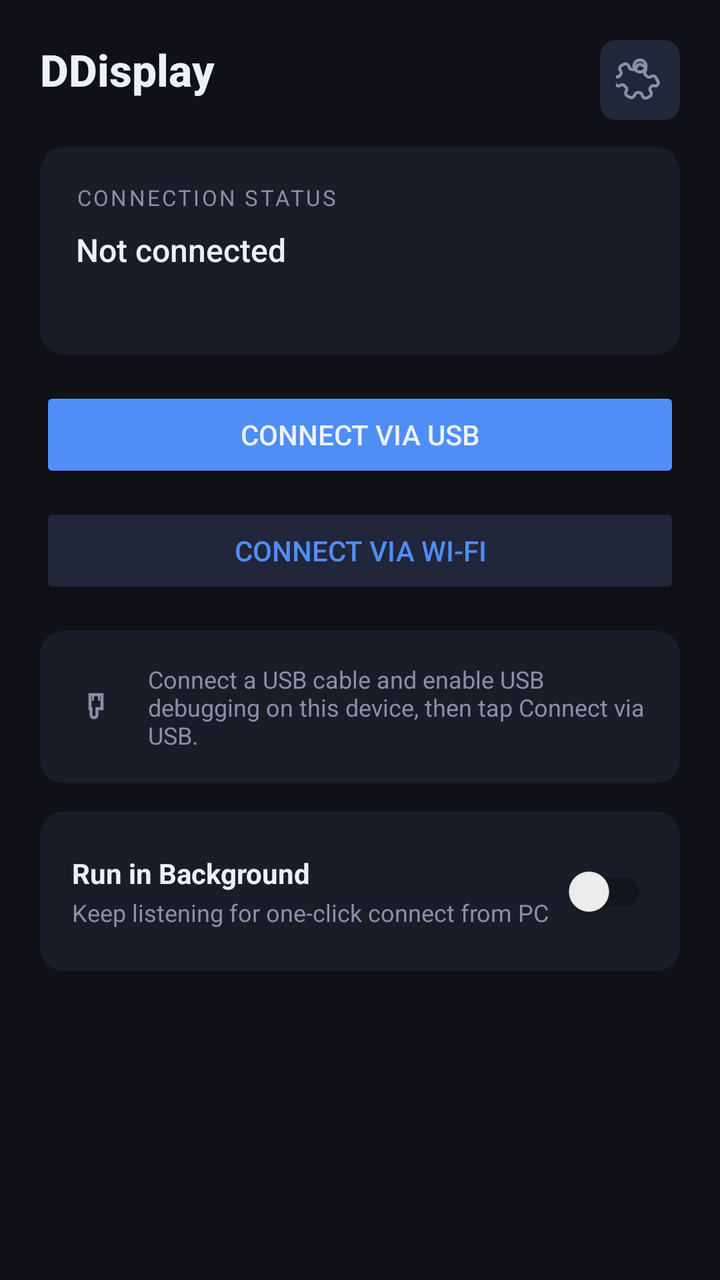
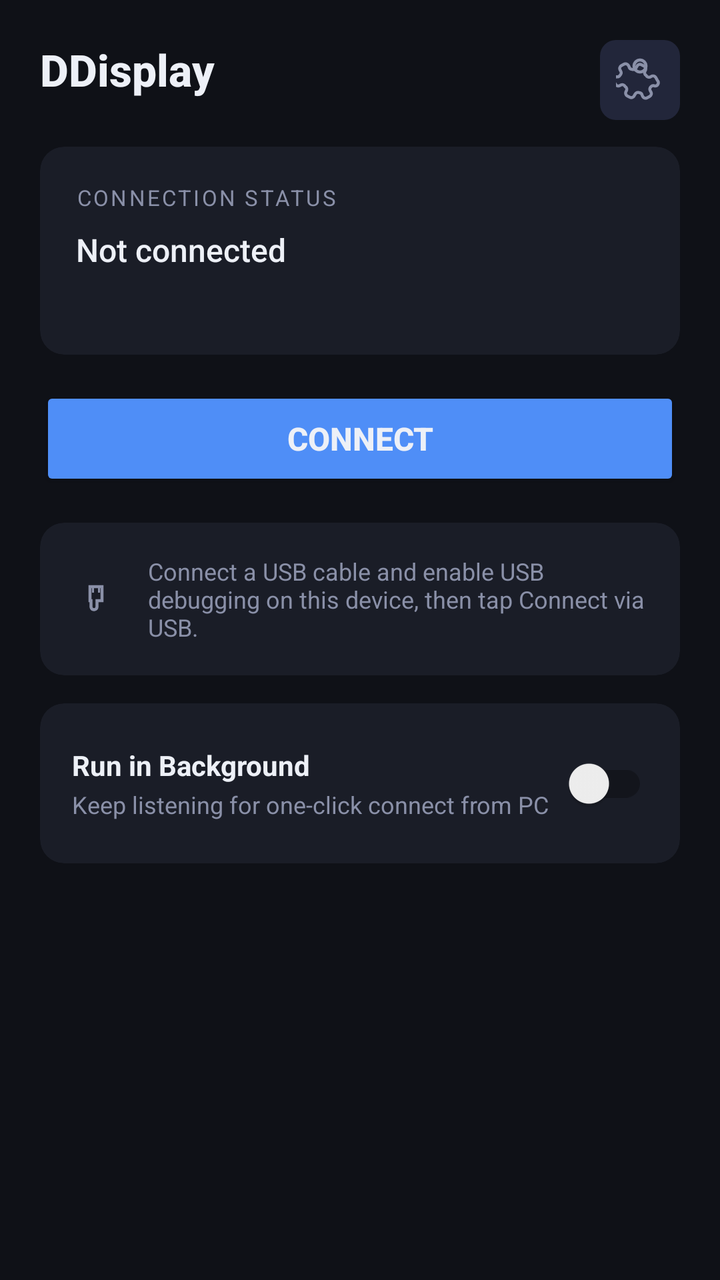

Before-and-after screenshots of an Android layout around one commit, followed by the original layout XML and the change that was made.
<!-- AndroidManifest.xml: application theme Theme.DDisplay -->
<!-- res/layout/activity_main.xml -->
<?xml version="1.0" encoding="utf-8"?>
<androidx.constraintlayout.widget.ConstraintLayout
    xmlns:android="http://schemas.android.com/apk/res/android"
    xmlns:app="http://schemas.android.com/apk/res-auto"
    android:layout_width="match_parent"
    android:layout_height="match_parent"
    android:background="@color/color_background"
    android:padding="20dp">

    
    <TextView
        android:id="@+id/tvAppName"
        android:layout_width="wrap_content"
        android:layout_height="wrap_content"
        android:text="@string/app_name"
        android:textColor="@color/color_text_primary"
        android:textSize="22sp"
        android:fontFamily="sans-serif-medium"
        android:textStyle="bold"
        app:layout_constraintStart_toStartOf="parent"
        app:layout_constraintTop_toTopOf="parent"/>

    
    <androidx.cardview.widget.CardView
        android:id="@+id/cardStatus"
        android:layout_width="0dp"
        android:layout_height="wrap_content"
        android:layout_marginTop="24dp"
        app:cardBackgroundColor="@color/color_surface"
        app:cardCornerRadius="12dp"
        app:cardElevation="0dp"
        app:layout_constraintStart_toStartOf="parent"
        app:layout_constraintEnd_toEndOf="parent"
        app:layout_constraintTop_toBottomOf="@id/tvAppName">

        <LinearLayout
            android:layout_width="match_parent"
            android:layout_height="wrap_content"
            android:orientation="vertical"
            android:padding="18dp">

            <TextView
                android:id="@+id/tvStatusLabel"
                android:layout_width="wrap_content"
                android:layout_height="wrap_content"
                android:text="@string/label_connection_status"
                android:textColor="@color/color_text_secondary"
                android:textSize="11sp"
                android:letterSpacing="0.1"
                android:textAllCaps="true"/>

            <LinearLayout
                android:layout_width="match_parent"
                android:layout_height="wrap_content"
                android:orientation="horizontal"
                android:gravity="center_vertical"
                android:layout_marginTop="8dp">

                <TextView
                    android:id="@+id/tvConnectionStatus"
                    android:layout_width="0dp"
                    android:layout_height="wrap_content"
                    android:layout_weight="1"
                    android:text="@string/label_not_connected"
                    android:textColor="@color/color_text_primary"
                    android:textSize="16sp"
                    android:fontFamily="sans-serif-medium"/>

                <TextView
                    android:id="@+id/tvTransportBadge"
                    android:layout_width="wrap_content"
                    android:layout_height="wrap_content"
                    android:text="@string/label_transport_none"
                    android:textColor="@color/color_text_primary"
                    android:textSize="11sp"
                    android:paddingHorizontal="10dp"
                    android:paddingVertical="4dp"
                    android:background="@drawable/bg_badge"
                    android:visibility="gone"/>

            </LinearLayout>

            <TextView
                android:id="@+id/tvStatusDetail"
                android:layout_width="match_parent"
                android:layout_height="wrap_content"
                android:layout_marginTop="6dp"
                android:textColor="@color/color_text_secondary"
                android:textSize="13sp"/>

        </LinearLayout>
    </androidx.cardview.widget.CardView>

    
    <LinearLayout
        android:id="@+id/layoutButtons"
        android:layout_width="0dp"
        android:layout_height="wrap_content"
        android:orientation="vertical"
        android:layout_marginTop="16dp"
        app:layout_constraintStart_toStartOf="parent"
        app:layout_constraintEnd_toEndOf="parent"
        app:layout_constraintTop_toBottomOf="@id/cardStatus">

        <Button
            android:id="@+id/btnConnectUsb"
            android:layout_width="match_parent"
            android:layout_height="wrap_content"
            android:text="@string/action_connect_usb"
            android:textColor="@color/color_text_primary"
            android:backgroundTint="@color/color_accent"
            app:cornerRadius="8dp"
            android:layout_marginBottom="10dp"/>

        <Button
            android:id="@+id/btnConnectWifi"
            android:layout_width="match_parent"
            android:layout_height="wrap_content"
            android:text="@string/action_connect_wifi"
            android:textColor="@color/color_accent"
            android:backgroundTint="@color/color_surface_raised"
            app:cornerRadius="8dp"/>

    </LinearLayout>

    
    <androidx.cardview.widget.CardView
        android:id="@+id/cardUsbHint"
        android:layout_width="0dp"
        android:layout_height="wrap_content"
        android:layout_marginTop="16dp"
        app:cardBackgroundColor="@color/color_surface"
        app:cardCornerRadius="12dp"
        app:cardElevation="0dp"
        app:layout_constraintStart_toStartOf="parent"
        app:layout_constraintEnd_toEndOf="parent"
        app:layout_constraintTop_toBottomOf="@id/layoutButtons">

        <LinearLayout
            android:layout_width="match_parent"
            android:layout_height="wrap_content"
            android:orientation="horizontal"
            android:padding="16dp"
            android:gravity="center_vertical">

            
            <ImageView
                android:layout_width="24dp"
                android:layout_height="24dp"
                android:src="@drawable/ic_usb"
                android:layout_marginEnd="14dp"
                app:tint="@color/color_text_secondary"/>

            <TextView
                android:layout_width="0dp"
                android:layout_height="wrap_content"
                android:layout_weight="1"
                android:text="@string/label_usb_hint"
                android:textColor="@color/color_text_secondary"
                android:textSize="12sp"/>

        </LinearLayout>
    </androidx.cardview.widget.CardView>

    
    <androidx.cardview.widget.CardView
        android:id="@+id/cardBackgroundMode"
        android:layout_width="0dp"
        android:layout_height="wrap_content"
        android:layout_marginTop="14dp"
        app:cardBackgroundColor="@color/color_surface"
        app:cardCornerRadius="12dp"
        app:cardElevation="0dp"
        app:layout_constraintStart_toStartOf="parent"
        app:layout_constraintEnd_toEndOf="parent"
        app:layout_constraintTop_toBottomOf="@id/cardUsbHint">

        <LinearLayout
            android:layout_width="match_parent"
            android:layout_height="wrap_content"
            android:orientation="horizontal"
            android:padding="16dp"
            android:gravity="center_vertical">

            <LinearLayout
                android:layout_width="0dp"
                android:layout_height="wrap_content"
                android:layout_weight="1"
                android:orientation="vertical">

                <TextView
                    android:layout_width="wrap_content"
                    android:layout_height="wrap_content"
                    android:text="Run in Background"
                    android:textColor="@color/color_text_primary"
                    android:textSize="14sp"
                    android:textStyle="bold"/>

                <TextView
                    android:layout_width="wrap_content"
                    android:layout_height="wrap_content"
                    android:text="Keep listening for one-click connect from PC"
                    android:textColor="@color/color_text_secondary"
                    android:textSize="12sp"
                    android:layout_marginTop="2dp"/>
            </LinearLayout>

            <androidx.appcompat.widget.SwitchCompat
                android:id="@+id/switchBackgroundMode"
                android:layout_width="wrap_content"
                android:layout_height="wrap_content"/>

        </LinearLayout>
    </androidx.cardview.widget.CardView>

    
    <ImageButton
        android:id="@+id/btnSettings"
        android:layout_width="40dp"
        android:layout_height="40dp"
        android:src="@drawable/ic_settings"
        android:contentDescription="@string/action_settings"
        android:background="@drawable/bg_icon_button"
        android:tint="@color/color_text_secondary"
        app:layout_constraintEnd_toEndOf="parent"
        app:layout_constraintTop_toTopOf="parent"/>

</androidx.constraintlayout.widget.ConstraintLayout>
<!-- resources referenced by this layout -->
<resources>
  <color name="color_accent">#4F8EF7</color>
  <color name="color_background">#0F1117</color>
  <color name="color_surface">#1A1D27</color>
  <color name="color_surface_raised">#22263A</color>
  <color name="color_text_primary">#EDF0F7</color>
  <color name="color_text_secondary">#8A90A8</color>
  <!-- drawable bg_badge (drawable) -->
  <?xml version="1.0" encoding="utf-8"?>
  <shape xmlns:android="http://schemas.android.com/apk/res/android"
      android:shape="rectangle">
      <solid android:color="@color/color_surface_raised"/>
      <corners android:radius="5dp"/>
  </shape>
  <!-- drawable bg_icon_button (drawable) -->
  <?xml version="1.0" encoding="utf-8"?>
  <shape xmlns:android="http://schemas.android.com/apk/res/android"
      android:shape="rectangle">
      <solid android:color="@color/color_surface_raised"/>
      <corners android:radius="8dp"/>
  </shape>
  <!-- drawable ic_usb (drawable) -->
  <vector xmlns:android="http://schemas.android.com/apk/res/android"
      android:width="24dp"
      android:height="24dp"
      android:viewportWidth="24"
      android:viewportHeight="24">
      
      <path
          android:pathData="M9,6 L15,6 L15,13 L12.5,13 L12.5,16 C12.5,17.5 11,17.5 11,17.5 C9.5,17.5 9.5,16 9.5,16 L9.5,13 L9,13 Z"
          android:fillColor="#00000000"
          android:strokeColor="@color/color_text_secondary"
          android:strokeWidth="1.5"/>
      
      <path
          android:pathData="M10,6 L11,6 L11,9 L10,9 Z"
          android:fillColor="@color/color_text_secondary"/>
      
      <path
          android:pathData="M13,6 L14,6 L14,9 L13,9 Z"
          android:fillColor="@color/color_text_secondary"/>
  </vector>
  <string name="action_connect_usb">Connect via USB</string>
  <string name="action_connect_wifi">Connect via Wi-Fi</string>
  <string name="action_settings">Settings</string>
  <string name="app_name">DDisplay</string>
  <string name="label_connection_status">Connection Status</string>
  <string name="label_not_connected">Not connected</string>
  <string name="label_transport_none">No transport</string>
  <string name="label_usb_hint">Connect a USB cable and enable USB debugging on this device, then tap Connect via USB.</string>
  <style name="Theme.DDisplay" parent="Theme.MaterialComponents.DayNight.NoActionBar">
          <item name="colorPrimary">@color/color_accent</item>
          <item name="colorPrimaryDark">@color/color_accent_dark</item>
          <item name="colorAccent">@color/color_accent</item>
          <item name="android:windowBackground">@color/color_background</item>
          <item name="android:textColor">@color/color_text_primary</item>
          <item name="android:statusBarColor">@color/color_surface</item>
          <item name="android:navigationBarColor">@color/color_surface</item>
      </style>
  <color name="color_accent_dark">#3A72D8</color>
</resources>

<!-- the commit's change to res/layout/activity_main.xml (unified diff, before → after) -->
@@ -103,23 +103,15 @@
         app:layout_constraintTop_toBottomOf="@id/cardStatus">
 
         <Button
-            android:id="@+id/btnConnectUsb"
-            android:layout_width="match_parent"
-            android:layout_height="wrap_content"
-            android:text="@string/action_connect_usb"
+            android:id="@+id/btnConnect"
+            android:layout_width="match_parent"
+            android:layout_height="52dp"
+            android:text="Connect"
+            android:textSize="16sp"
+            android:textStyle="bold"
             android:textColor="@color/color_text_primary"
             android:backgroundTint="@color/color_accent"
-            app:cornerRadius="8dp"
-            android:layout_marginBottom="10dp"/>
-
-        <Button
-            android:id="@+id/btnConnectWifi"
-            android:layout_width="match_parent"
-            android:layout_height="wrap_content"
-            android:text="@string/action_connect_wifi"
-            android:textColor="@color/color_accent"
-            android:backgroundTint="@color/color_surface_raised"
-            app:cornerRadius="8dp"/>
+            app:cornerRadius="10dp"/>
 
     </LinearLayout>
 
<!-- resource entries referenced after the edit -->
@@ -3,7 +3,6 @@
   <color name="color_accent">#4F8EF7</color>
   <color name="color_background">#0F1117</color>
   <color name="color_surface">#1A1D27</color>
-  <color name="color_surface_raised">#22263A</color>
   <color name="color_text_primary">#EDF0F7</color>
   <color name="color_text_secondary">#8A90A8</color>
   <!-- drawable bg_badge (drawable) -->
@@ -41,8 +40,6 @@
           android:pathData="M13,6 L14,6 L14,9 L13,9 Z"
           android:fillColor="@color/color_text_secondary"/>
   </vector>
-  <string name="action_connect_usb">Connect via USB</string>
-  <string name="action_connect_wifi">Connect via Wi-Fi</string>
   <string name="action_settings">Settings</string>
   <string name="app_name">DDisplay</string>
   <string name="label_connection_status">Connection Status</string>
@@ -58,6 +55,7 @@
           <item name="android:statusBarColor">@color/color_surface</item>
           <item name="android:navigationBarColor">@color/color_surface</item>
       </style>
+  <color name="color_surface_raised">#22263A</color>
   <color name="color_accent_dark">#3A72D8</color>
 </resources>
 
